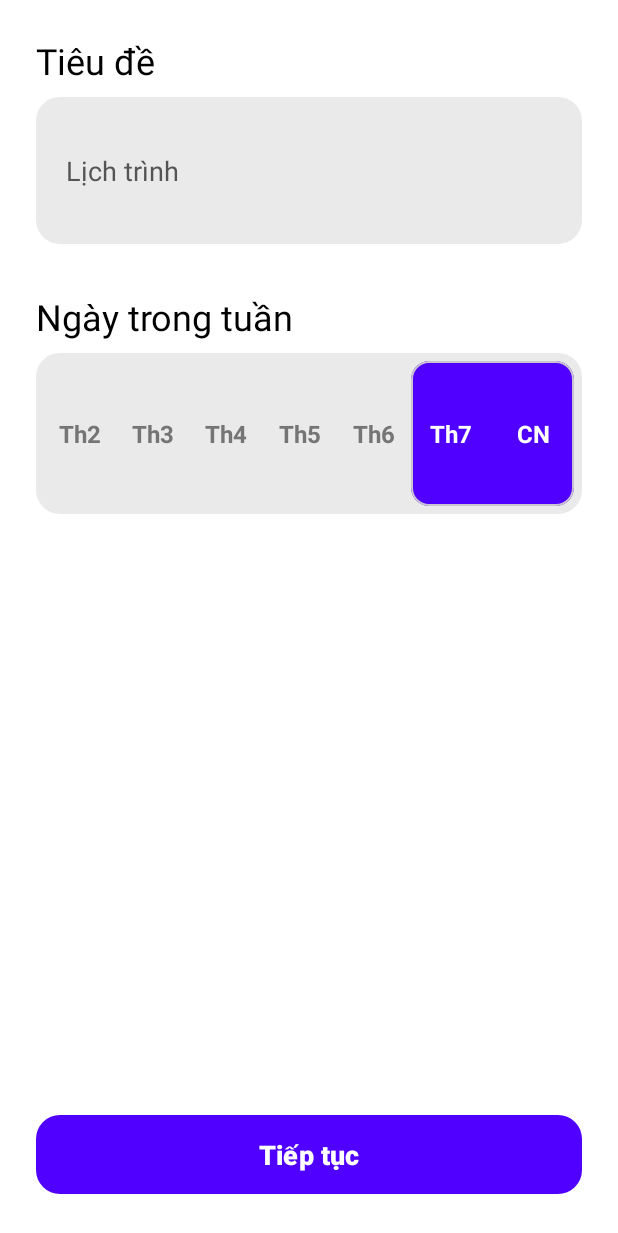
After one commit to PhamNhat2518/android-task-scheduler, an Android app: the layout activity3.xml on its own in the app's theme, with its tools: preview values and no code run, on a phone screen of 412 x 824 dp. The commit adds this screen. Shown: the top 1233 px of the screen. Run offline under Robolectric (Android 15) with nearby library versions, the phone set to English and light mode, and no system bars.

Commit message:
Nhật: Thiết kế giao diện chào mừng activity3.xml

```diff
--- /dev/null
+++ b/app/src/main/res/drawable/grey_rounded_background.xml
@@ -0,0 +1,6 @@
+<?xml version="1.0" encoding="utf-8"?>
+<shape xmlns:android="http://schemas.android.com/apk/res/android"
+    android:shape="rectangle">
+    <solid android:color="#EAEAEA" /> <!-- Màu xám nhạt -->
+    <corners android:radius="16dp" />
+</shape>
--- /dev/null
+++ b/app/src/main/res/layout/activity3.xml
@@ -0,0 +1,116 @@
+<?xml version="1.0" encoding="utf-8"?>
+<LinearLayout xmlns:android="http://schemas.android.com/apk/res/android"
+    xmlns:app="http://schemas.android.com/apk/res-auto"
+    xmlns:tools="http://schemas.android.com/tools"
+    android:layout_width="match_parent"
+    android:layout_height="match_parent"
+    android:background="@android:color/white"
+    android:orientation="vertical"
+    android:padding="24dp"
+    tools:context=".MainActivity">
+
+    <!-- Phần Tiêu đề -->
+    <TextView
+        style="@style/SectionTitle"
+        android:text="Tiêu đề" />
+
+    <!-- Phần Ngày trong tuần -->
+    <EditText
+        android:layout_width="match_parent"
+        android:layout_height="98dp"
+        android:layout_marginTop="8dp"
+        android:background="@drawable/grey_rounded_background"
+        android:hint="Lịch trình"
+        android:inputType="text"
+        android:paddingHorizontal="20dp"
+        android:paddingVertical="16dp"
+        android:textColorHint="#555555"
+        android:textSize="18sp" />
+
+    <TextView
+        style="@style/SectionTitle"
+        android:layout_marginTop="32dp"
+        android:text="Ngày trong tuần" />
+
+    <!-- Thanh chọn ngày -->
+
+    <!-- Khoảng trống đẩy nút xuống dưới -->
+
+    <LinearLayout
+        android:layout_width="match_parent"
+        android:layout_height="107dp"
+        android:layout_marginTop="8dp"
+        android:background="@drawable/grey_rounded_background"
+        android:gravity="center_vertical"
+        android:orientation="horizontal"
+        android:padding="5dp">
+
+        <!-- Các ngày chưa chọn (Trang trí) -->
+        <TextView
+            style="@style/DayOfWeek.Unselected"
+            android:text="Th2" />
+
+        <TextView
+            style="@style/DayOfWeek.Unselected"
+            android:text="Th3" />
+
+        <TextView
+            style="@style/DayOfWeek.Unselected"
+            android:text="Th4" />
+
+        <TextView
+            style="@style/DayOfWeek.Unselected"
+            android:text="Th5" />
+
+        <TextView
+            style="@style/DayOfWeek.Unselected"
+            android:text="Th6" />
+
+        <!-- Khối các ngày đã chọn (Trang trí) -->
+        <com.google.android.material.card.MaterialCardView
+            android:layout_width="0dp"
+            android:layout_height="match_parent"
+            android:layout_weight="2.2"
+            app:cardBackgroundColor="#4F00FF"
+            app:cardCornerRadius="12dp"
+            app:cardElevation="0dp">
+
+            <LinearLayout
+                android:layout_width="match_parent"
+                android:layout_height="match_parent"
+                android:gravity="center"
+                android:orientation="horizontal">
+
+                <TextView
+                    style="@style/DayOfWeek.Selected"
+                    android:text="Th7" />
+
+                <TextView
+                    style="@style/DayOfWeek.Selected"
+                    android:text="CN" />
+            </LinearLayout>
+        </com.google.android.material.card.MaterialCardView>
+
+    </LinearLayout>
+
+    <View
+        android:layout_width="0dp"
+        android:layout_height="0dp"
+        android:layout_weight="1" />
+
+    <!-- Nút Tiếp tục (Nhấn được) -->
+    <com.google.android.material.button.MaterialButton
+        android:id="@+id/btnContinue"
+        android:layout_width="match_parent"
+        android:layout_height="wrap_content"
+        android:paddingTop="14dp"
+        android:paddingBottom="14dp"
+        android:text="Tiếp tục"
+        android:textAllCaps="false"
+        android:textColor="@android:color/white"
+        android:textSize="18sp"
+        android:textStyle="bold"
+        app:backgroundTint="#4F00FF"
+        app:cornerRadius="16dp" />
+
+</LinearLayout>
--- a/app/src/main/res/values/styles.xml
+++ b/app/src/main/res/values/styles.xml
@@ -23,4 +23,32 @@
         <item name="android:textColor">@android:color/black</item>
         <item name="android:textSize">15sp</item>
     </style>
+    <style name="SectionTitle" parent="Widget.AppCompat.TextView">
+        <item name="android:layout_width">wrap_content</item>
+        <item name="android:layout_height">wrap_content</item>
+        <item name="android:textColor">@android:color/black</item>
+        <item name="android:textSize">24sp</item>
+    </style>
+
+    <!-- Style cơ bản cho các ngày trong tuần -->
+    <style name="DayOfWeek">
+        <item name="android:layout_width">0dp</item>
+        <item name="android:layout_height">wrap_content</item>
+        <item name="android:layout_weight">1</item>
+        <item name="android:gravity">center</item>
+        <item name="android:paddingTop">12dp</item>
+        <item name="android:paddingBottom">12dp</item>
+        <item name="android:textSize">16sp</item>
+        <item name="android:textStyle">bold</item>
+    </style>
+
+    <!-- Style cho ngày chưa được chọn -->
+    <style name="DayOfWeek.Unselected" parent="DayOfWeek">
+        <item name="android:textColor">#757575</item> <!-- Màu xám -->
+    </style>
+
+    <!-- Style cho ngày đã được chọn -->
+    <style name="DayOfWeek.Selected" parent="DayOfWeek">
+        <item name="android:textColor">@android:color/white</item>
+    </style>
 </resources>
```
